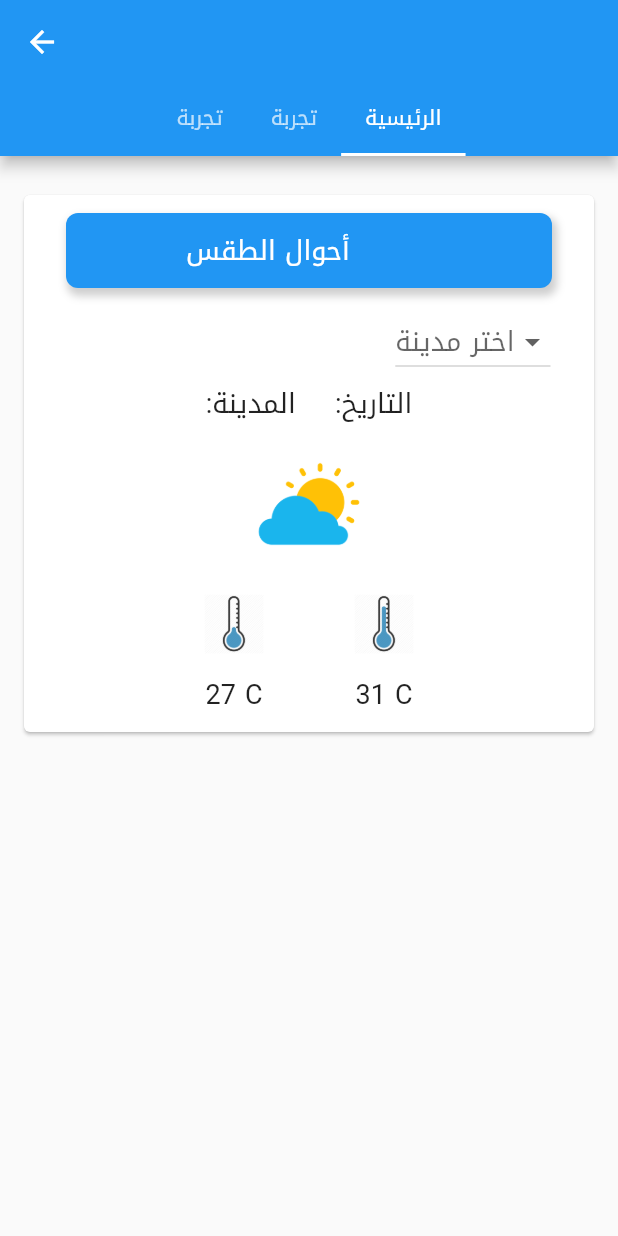
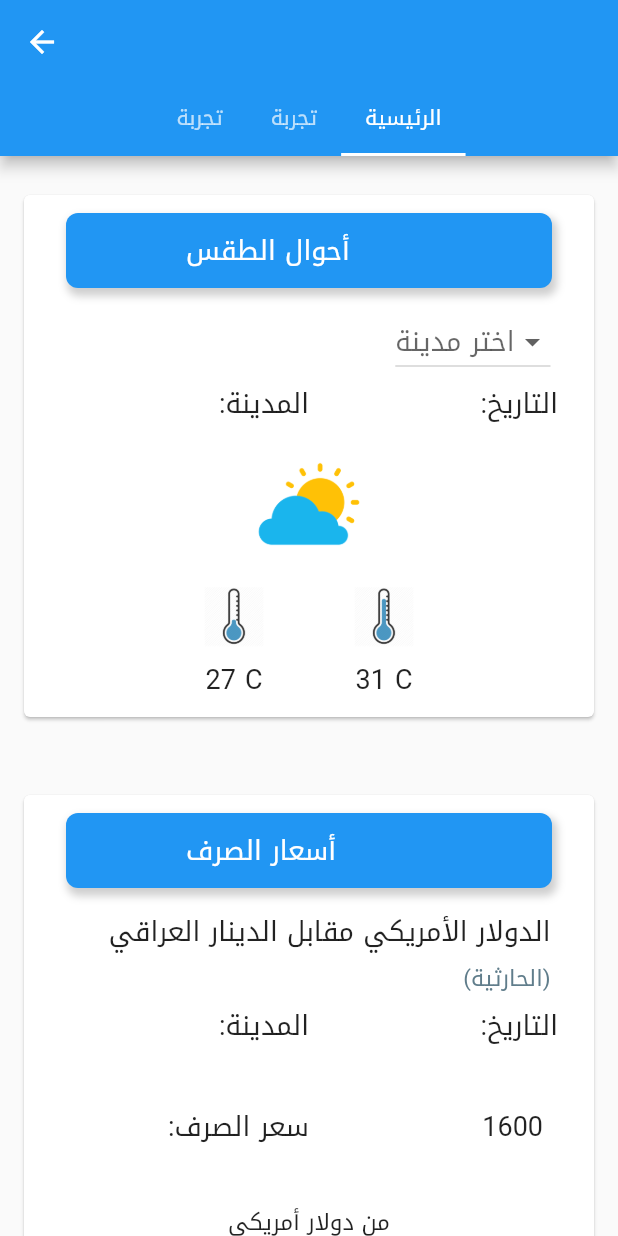
Before and after one commit to mhdp/iraqibayt, a Flutter app: the Home screen opened by its route, on a phone screen of 412 x 824 dp. Run offline on Flutter 3.47's test engine with Material 2 defaults, Android fonts, the phone set to English and light mode, and no system bars; drawn by our look-alikes of getwidget; our stand-ins replace font_awesome_flutter.

Commit message:
Add exchange widget_2

```diff
--- a/lib/widgets/home/exchange_card.dart
+++ b/lib/widgets/home/exchange_card.dart
@@ -2,21 +2,14 @@ import 'package:flutter/cupertino.dart';
 import 'package:flutter/material.dart';
 import 'package:getwidget/getwidget.dart';
 
-class WeatherCard extends StatefulWidget {
+class ExchangeCard extends StatefulWidget {
   @override
-  _WeatherCardState createState() => _WeatherCardState();
+  _ExchangeCardState createState() => _ExchangeCardState();
 }
 
-class _WeatherCardState extends State<WeatherCard> {
-//  final List<City> cities = [
-//    City(id: '1', name: 'بغداد'),
-//    City(id: '2', name: 'الأنبار'),
-//    City(id: '3', name: 'أربيل'),
-//  ];
+class _ExchangeCardState extends State<ExchangeCard> {
   @override
   Widget build(BuildContext context) {
-    return LayoutBuilder(
-      builder: (ctx, constraints) {
     return Container(
       padding: const EdgeInsets.symmetric(vertical: 10),
       child: GFCard(
@@ -50,24 +43,57 @@ class _WeatherCardState extends State<WeatherCard> {
                 textAlign: TextAlign.center,
               ),
             ),
-                Row(
+            Container(
+              child: Row(
                 mainAxisAlignment: MainAxisAlignment.center,
                 children: <Widget>[
-                    Container(
-                      alignment: Alignment.center,
-                      padding: const EdgeInsets.symmetric(horizontal: 10),
+                  Expanded(
+                    flex: 2,
+                    child: Container(
                       child: Text(
                         ':المدينة ',
+                        textAlign: TextAlign.right,
                         style: TextStyle(
                           fontSize: 18,
                         ),
                       ),
                     ),
-                    Container(
-                      alignment: Alignment.center,
-                      padding: const EdgeInsets.symmetric(horizontal: 10),
+                  ),
+                  Expanded(
+                    flex: 2,
+                    child: Container(
                       child: Text(
                         ':التاريخ',
+                        textAlign: TextAlign.right,
+                        style: TextStyle(
+                          fontSize: 18,
+                        ),
+                      ),
+                    ),
+                  ),
+                ],
+              ),
+            ),
+            Container(
+              padding: const EdgeInsets.all(10.0),
+              height: 100,
+              child: Row(
+                children: <Widget>[
+                  Expanded(
+                    flex: 2,
+                    child: Text(
+                      ':سعر الصرف',
+                      textAlign: TextAlign.right,
+                      style: TextStyle(
+                        fontSize: 18,
+                      ),
+                    ),
+                  ),
+                  Expanded(
+                    flex: 2,
+                    child: Text(
+                      '1600',
+                      textAlign: TextAlign.right,
                       style: TextStyle(
                         fontSize: 18,
                       ),
@@ -75,68 +101,60 @@ class _WeatherCardState extends State<WeatherCard> {
                   ),
                 ],
               ),
-                Container(
-                  padding: const EdgeInsets.all(10.0),
-                  height: 100,
-                  child: Image.asset(
-                    'assets/images/weather.png',
-                    fit: BoxFit.cover,
             ),
-                ),
-                Row(
-                  mainAxisAlignment: MainAxisAlignment.center,
-                  children: <Widget>[
             Container(
               child: Column(
                 children: <Widget>[
-                          Container(
-                            padding: const EdgeInsets.symmetric(
-                                vertical: 10.0, horizontal: 30),
-                            height: 60,
-                            alignment: Alignment.center,
-                            child: Image.asset(
-                              'assets/images/min_temp.png',
-                              fit: BoxFit.cover,
+                  Expanded(
+                    flex: 1,
+                    child: Text(
+                      'من دولار أمريكي',
+                      textAlign: TextAlign.center,
+                      style: TextStyle(
+                        fontSize: 15,
                       ),
                     ),
-                          Text(
-                            '27 C',
+                  ),
+                  Expanded(
+                    flex: 1,
+                    child: TextFormField(
+                      decoration: InputDecoration(
+                        fillColor: Colors.white,
+                        border: new OutlineInputBorder(
+                          borderRadius: new BorderRadius.circular(5.0),
+                          borderSide: new BorderSide(),
+                        ),
+                      ),
+                    ),
+                  ),
+                  Expanded(
+                    flex: 1,
+                    child: Text(
+                      'إلى دينار عراقي',
+                      textAlign: TextAlign.center,
                       style: TextStyle(
-                              fontSize: 18,
+                        fontSize: 15,
+                      ),
+                    ),
+                  ),
+                  Expanded(
+                    flex: 1,
+                    child: TextFormField(
+                      decoration: InputDecoration(
+                        fillColor: Colors.white,
+                        border: new OutlineInputBorder(
+                          borderRadius: new BorderRadius.circular(5.0),
+                          borderSide: new BorderSide(),
+                        ),
+                      ),
                     ),
                   ),
                 ],
               ),
-                    ),
-                    Container(
-                      alignment: Alignment.center,
-                      child: Column(
-                        children: <Widget>[
-                          Container(
-                            padding: const EdgeInsets.symmetric(
-                                vertical: 10.0, horizontal: 30),
-                            height: 60,
-                            child: Image.asset(
-                              'assets/images/max_temp.png',
-                              fit: BoxFit.cover,
-                            ),
-                          ),
-                          Text(
-                            '31 C',
-                            style: TextStyle(
-                              fontSize: 18,
-                            ),
-                          ),
-                        ],
-                      ),
-                    ),
-                  ],
-                ),
+            )
           ],
         ),
       ),
     );
-      },
-    );
   }
 }
--- a/lib/widgets/home/home.dart
+++ b/lib/widgets/home/home.dart
@@ -1,4 +1,5 @@
 import 'package:flutter/material.dart';
+import 'package:iraqibayt/widgets/home/exchange_card.dart';
 import 'package:iraqibayt/widgets/home/weather_card.dart';
 //import 'package:getwidget/getwidget.dart';
 
@@ -70,6 +71,7 @@ class _HomeState extends State<Home> with SingleTickerProviderStateMixin {
                 crossAxisAlignment: CrossAxisAlignment.stretch,
                 children: [
                   WeatherCard(),
+                  ExchangeCard(),
                 ],
               ),
             ),
--- a/lib/widgets/home/weather_card.dart
+++ b/lib/widgets/home/weather_card.dart
@@ -2,7 +2,6 @@ import 'package:flutter/cupertino.dart';
 import 'package:flutter/material.dart';
 import 'package:getwidget/getwidget.dart';
 import 'package:iraqibayt/modules/City.dart';
-import 'package:iraqibayt/widgets/home/home.dart';
 
 class WeatherCard extends StatefulWidget {
   @override
@@ -55,30 +54,37 @@ class _WeatherCardState extends State<WeatherCard> {
                     onChanged: (_) {},
                   ),
                 ),
-                Row(
+                Container(
+                  alignment: Alignment.centerRight,
+                  child: Row(
                     mainAxisAlignment: MainAxisAlignment.center,
                     children: <Widget>[
-                    Container(
-                      alignment: Alignment.center,
-                      padding: const EdgeInsets.symmetric(horizontal: 10),
+                      Expanded(
+                        flex: 2,
+                        child: Container(
                           child: Text(
                             ':المدينة ',
+                            textAlign: TextAlign.right,
                             style: TextStyle(
                               fontSize: 18,
                             ),
                           ),
                         ),
-                    Container(
-                      alignment: Alignment.center,
-                      padding: const EdgeInsets.symmetric(horizontal: 10),
+                      ),
+                      Expanded(
+                        flex: 2,
+                        child: Container(
                           child: Text(
                             ':التاريخ',
+                            textAlign: TextAlign.right,
                             style: TextStyle(
                               fontSize: 18,
                             ),
                           ),
                         ),
+                      ),
                     ],
+                  ),
                 ),
                 Container(
                   padding: const EdgeInsets.all(10.0),
@@ -96,8 +102,8 @@ class _WeatherCardState extends State<WeatherCard> {
                         children: <Widget>[
                           Container(
                             padding: const EdgeInsets.symmetric(
-                                vertical: 10.0, horizontal: 30),
-                            height: 60,
+                                vertical: 5.0, horizontal: 30),
+                            height: 50,
                             alignment: Alignment.center,
                             child: Image.asset(
                               'assets/images/min_temp.png',
@@ -119,8 +125,8 @@ class _WeatherCardState extends State<WeatherCard> {
                         children: <Widget>[
                           Container(
                             padding: const EdgeInsets.symmetric(
-                                vertical: 10.0, horizontal: 30),
-                            height: 60,
+                                vertical: 5.0, horizontal: 30),
+                            height: 50,
                             child: Image.asset(
                               'assets/images/max_temp.png',
                               fit: BoxFit.cover,
```
Also changed, not shown: lib/widgets/welcome.dart (+6 -3 lines). Lines whose indentation alone changed are shown as unchanged.
